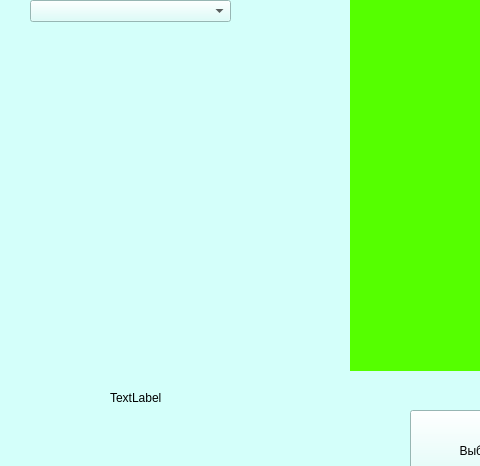
First picture: the form in untitled.ui, repository DanilaSenin/Highway_Patrol_FinalVersion, before the edit; both pictures show x 0 to 480 and y 180 to 646 of the 1036 by 796 pixel window.
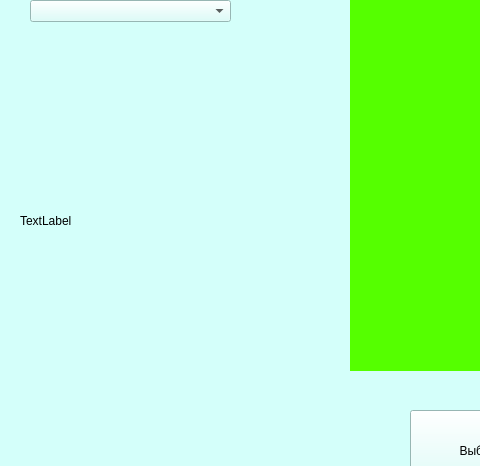
Second picture: the form after the edit. Icons and pictures are not drawn.

```diff
--- a/untitled.ui
+++ b/untitled.ui
@@ -125,10 +125,10 @@
    <widget class="QLabel" name="navs">
     <property name="geometry">
      <rect>
-      <x>110</x>
-      <y>570</y>
-      <width>55</width>
-      <height>16</height>
+      <x>20</x>
+      <y>240</y>
+      <width>301</width>
+      <height>321</height>
      </rect>
     </property>
     <property name="text">
```
